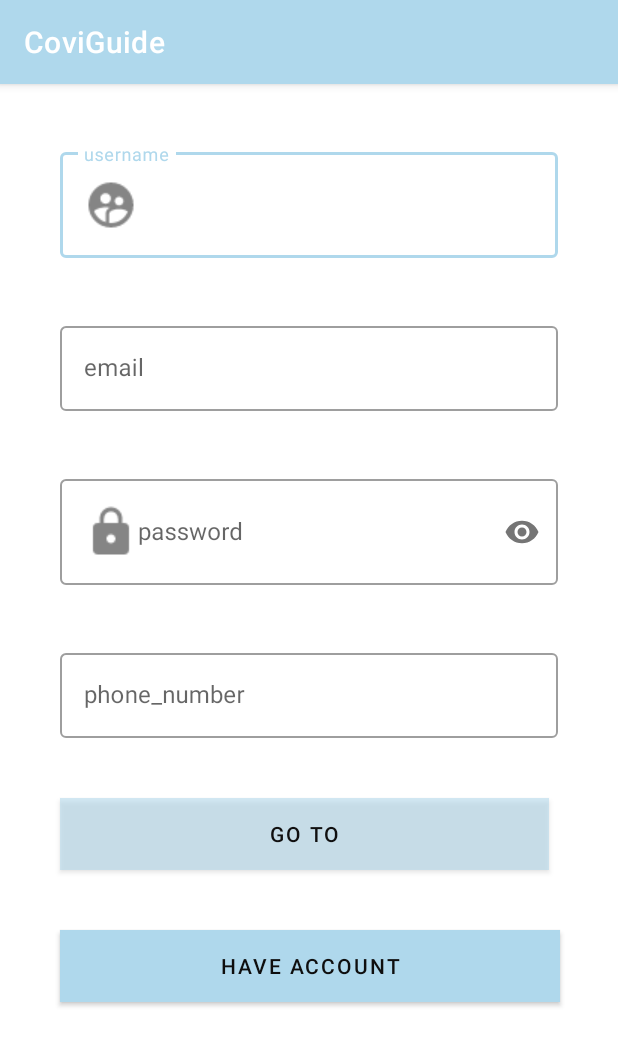
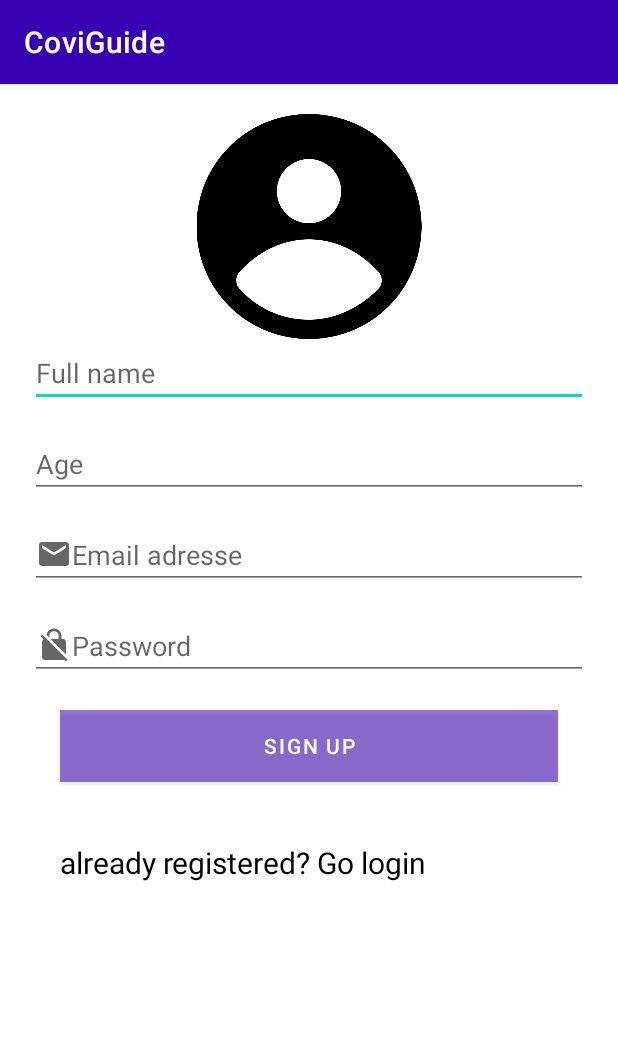
Before and after one commit to MarwaBD/AndroidProject, an Android app: the SignUp screen opened directly, with no data from a screen before it, on a phone screen of 412 x 824 dp. Shown: the top 1046 px of the screen. Run offline under Robolectric (Android 15) with nearby library versions, the phone set to English and light mode, and no system bars; our stand-ins replace Firebase (no records; nobody signed in at launch, a user with empty details on screens opened directly).

Commit message:
Signup and Signin with firebase

```diff
--- a/app/build.gradle
+++ b/app/build.gradle
@@ -34,7 +34,7 @@ dependencies {
     implementation 'androidx.appcompat:appcompat:1.2.0'
     implementation 'com.google.android.material:material:1.2.1'
     implementation 'androidx.constraintlayout:constraintlayout:2.0.4'
-    implementation 'com.google.firebase:firebase-database:19.2.1'
+    implementation 'com.google.firebase:firebase-database:19.6.0'
     implementation 'com.google.firebase:firebase-auth:19.2.0'
     testImplementation 'junit:junit:4.+'
     androidTestImplementation 'androidx.test.ext:junit:1.1.2'
--- a/app/src/main/java/com/mma/coviguide/MainActivity.java
+++ b/app/src/main/java/com/mma/coviguide/MainActivity.java
@@ -19,7 +19,7 @@ public class MainActivity extends AppCompatActivity {
         button.setOnClickListener(new View.OnClickListener() {
             @Override
             public void onClick(View v) {
-                Intent intent = new Intent(MainActivity.this,Home.class);
+                Intent intent = new Intent(MainActivity.this,Login.class);
                 startActivity(intent);
                 Toast.makeText(MainActivity.this,"Welcom",Toast.LENGTH_SHORT).show();
             }
--- /dev/null
+++ b/app/src/main/res/drawable/ic_baseline_email_24.xml
@@ -0,0 +1,10 @@
+<vector xmlns:android="http://schemas.android.com/apk/res/android"
+    android:width="24dp"
+    android:height="24dp"
+    android:viewportWidth="24"
+    android:viewportHeight="24"
+    android:tint="?attr/colorControlNormal">
+  <path
+      android:fillColor="@android:color/white"
+      android:pathData="M20,4L4,4c-1.1,0 -1.99,0.9 -1.99,2L2,18c0,1.1 0.9,2 2,2h16c1.1,0 2,-0.9 2,-2L22,6c0,-1.1 -0.9,-2 -2,-2zM20,8l-8,5 -8,-5L4,6l8,5 8,-5v2z"/>
+</vector>
--- /dev/null
+++ b/app/src/main/res/drawable/ic_baseline_no_encryption_24.xml
@@ -0,0 +1,10 @@
+<vector xmlns:android="http://schemas.android.com/apk/res/android"
+    android:width="24dp"
+    android:height="24dp"
+    android:viewportWidth="24"
+    android:viewportHeight="24"
+    android:tint="?attr/colorControlNormal">
+  <path
+      android:fillColor="@android:color/white"
+      android:pathData="M21,21.78L4.22,5 3,6.22l2.04,2.04C4.42,8.6 4,9.25 4,10v10c0,1.1 0.9,2 2,2h12c0.23,0 0.45,-0.05 0.66,-0.12L19.78,23 21,21.78zM8.9,6c0,-1.71 1.39,-3.1 3.1,-3.1s3.1,1.39 3.1,3.1v2H9.66L20,18.34V10c0,-1.1 -0.9,-2 -2,-2h-1V6c0,-2.76 -2.24,-5 -5,-5 -2.56,0 -4.64,1.93 -4.94,4.4L8.9,7.24V6z"/>
+</vector>
--- a/app/src/main/res/layout/activity_how_to_protect.xml
+++ b/app/src/main/res/layout/activity_how_to_protect.xml
@@ -40,8 +40,8 @@
                     <TextView
                         android:layout_width="wrap_content"
                         android:layout_height="wrap_content"
-                        android:text="Use Mask"
-                        android:textSize="25dp"
+                        android:text="@string/use_mask"
+                        android:textSize="25sp"
                         android:textAlignment="center"
                         android:textColor="@color/black" />
 
--- a/app/src/main/res/layout/activity_sign_up.xml
+++ b/app/src/main/res/layout/activity_sign_up.xml
@@ -1,95 +1,82 @@
 <?xml version="1.0" encoding="utf-8"?>
 <ScrollView
     xmlns:android="http://schemas.android.com/apk/res/android"
-    xmlns:app="http://schemas.android.com/apk/res-auto"
     android:layout_width="match_parent"
     android:layout_height="match_parent"
     android:fillViewport="true">
-    <LinearLayout
+    <RelativeLayout
         android:layout_width="match_parent"
         android:layout_height="wrap_content"
         android:background="#fff"
         android:orientation="vertical"
         android:padding="20dp">
 
-        <com.google.android.material.textfield.TextInputLayout
-            android:id="@+id/reg_username"
-            style="@style/Widget.MaterialComponents.TextInputLayout.OutlinedBox"
+        <ImageView
+            android:id="@+id/SignupImage"
+            android:layout_width="wrap_content"
+            android:layout_height="150sp"
+            android:src="@drawable/signup"/>
+
+        <EditText
+            android:layout_below="@+id/SignupImage"
+            android:id="@+id/fullName"
             android:layout_width="match_parent"
-            android:layout_margin="20dp"
             android:layout_height="wrap_content"
-            android:hint="@string/username">
+            android:hint="@string/full_name"
+             />
+        <EditText
+            android:id="@+id/age"
+            android:layout_below="@+id/fullName"
+            android:layout_width="match_parent"
+            android:layout_height="wrap_content"
+            android:hint="@string/age"
+            android:layout_marginTop="15sp"
+            />
 
-            <com.google.android.material.textfield.TextInputEditText
-                android:layout_width="match_parent"
-                android:layout_height="wrap_content"
-                android:drawableStart="@drawable/ic_action_username" />
-        </com.google.android.material.textfield.TextInputLayout>
 
-        <com.google.android.material.textfield.TextInputLayout
-            android:id="@+id/reg_email"
-            style="@style/Widget.MaterialComponents.TextInputLayout.OutlinedBox"
+        <EditText
+            android:id="@+id/Email"
+            android:layout_below="@+id/age"
+            android:layout_width="match_parent"
+            android:layout_height="wrap_content"
+            android:hint="@string/email_adresse"
+            android:drawableStart="@drawable/ic_baseline_email_24"
+            android:layout_marginTop="15sp"/>
+
+
+        <EditText
+            android:id="@+id/Password"
+            android:layout_below="@+id/Email"
+            android:layout_width="match_parent"
+            android:layout_height="wrap_content"
+            android:hint="@string/pwd"
+            android:drawableStart="@drawable/ic_baseline_no_encryption_24"
+            android:inputType="textPassword"
+            android:layout_marginTop="15sp"/>
+
+        <Button
+            android:id="@+id/registerUser"
+            android:layout_below="@id/Password"
             android:layout_width="match_parent"
             android:layout_height="wrap_content"
             android:layout_margin="20dp"
-            android:hint="@string/email">
+            android:background="#88BAE682"
+            android:text="@string/sign_up1"
+            android:layout_marginTop="15sp"
+             />
 
-            <com.google.android.material.textfield.TextInputEditText
-                android:layout_width="match_parent"
-                android:layout_height="wrap_content"
-                android:inputType="textEmailAddress" />
-        </com.google.android.material.textfield.TextInputLayout>
-
-        <com.google.android.material.textfield.TextInputLayout
-            android:id="@+id/reg_password"
-            style="@style/Widget.MaterialComponents.TextInputLayout.OutlinedBox"
+        <TextView
+            android:id="@+id/banner"
             android:layout_width="match_parent"
             android:layout_height="wrap_content"
+            android:layout_below="@id/registerUser"
+            android:text="@string/register_text"
+            android:textColor="@color/black"
+            android:textSize="20sp"
             android:layout_margin="20dp"
-            android:hint="@string/password"
-            app:passwordToggleEnabled="true">
-
-            <com.google.android.material.textfield.TextInputEditText
-                android:layout_width="match_parent"
-                android:layout_height="wrap_content"
-                android:drawableStart="@drawable/ic_action_password"
-
-                android:inputType="textPassword" />
-        </com.google.android.material.textfield.TextInputLayout>
-
-        <com.google.android.material.textfield.TextInputLayout
-            android:id="@+id/reg_phone_number"
-            style="@style/Widget.MaterialComponents.TextInputLayout.OutlinedBox"
-            android:layout_width="match_parent"
-            android:layout_height="wrap_content"
-            android:layout_margin="20dp"
-            android:hint="@string/phone_number">
-
-            <com.google.android.material.textfield.TextInputEditText
-                android:layout_width="match_parent"
-                android:layout_height="wrap_content"
-                android:drawablePadding="5dp"
-                android:inputType="number" />
-        </com.google.android.material.textfield.TextInputLayout>
-
-        <Button
-            android:id="@+id/go_btn"
-            android:layout_width="326dp"
-            android:layout_height="wrap_content"
-            android:layout_margin="20dp"
-            android:background="#88BAE682"
-            android:text="@string/go_to"
-            android:textColor="#100F0F" />
-
-        <Button
-            android:id="@+id/alredy_have_btn"
-            android:layout_width="333dp"
-            android:layout_height="wrap_content"
-            android:layout_margin="20dp"
-            android:background="#F46E45"
-            android:text="@string/have_account"
-            android:textColor="#0E0E0E" />
+            />
 
 
-    </LinearLayout>
+
+    </RelativeLayout>
 </ScrollView>
--- a/app/src/main/res/menu/main_menu.xml
+++ b/app/src/main/res/menu/main_menu.xml
@@ -2,7 +2,9 @@
 <menu xmlns:android="http://schemas.android.com/apk/res/android">
     <item android:id="@+id/menu_home"
         android:orderInCategory="100"
-        android:title="@string/Settings" />
+        android:title="@string/Settings"
+        android:drawableStart="@drawable/ic_baseline_settings_24"
+        />
     <item android:id="@+id/aboutApp"
         android:orderInCategory="100"
         android:title="@string/about" />
--- a/app/src/main/res/values/strings.xml
+++ b/app/src/main/res/values/strings.xml
@@ -36,7 +36,7 @@
     <string name="eat_healthy">Eat healthy</string>
     <string name="menu">menu</string>
     <string name="isolation_image">isolation image</string>
-    <string name="action1">action1</string>
+    <string name="action1">Stay home 14 days</string>
     <string name="avoid_image">avoid_image</string>
     <string name="do_not_welcome_visitors">do not welcome visitors</string>
     <string name="clean_image">clean_image</string>
@@ -62,4 +62,15 @@
     <string name="home_isolation">Home isolation</string>
     <string name="about">About</string>
     <string name="change_language">Change Language</string>
+    <string name="full_name">Full name</string>
+    <string name="age">Age</string>
+    <string name="email_adresse">Email adresse</string>
+    <string name="pwd">Password</string>
+    <string name="sign_up1">Sign up</string>
+    <string name="register_text">already registered? Go login</string>
+    <string name="sign_in1">Sign in</string>
+    <string name="register">register</string>
+    <string name="forget_password">Forget password</string>
+    <string name="remember_me">Remember me</string>
+    <string name="use_mask">Use Mask</string>
 </resources>
--- a/app/src/main/res/values/themes.xml
+++ b/app/src/main/res/values/themes.xml
@@ -2,7 +2,7 @@
     <!-- Base application theme. -->
     <style name="Theme.CoviGuide" parent="Theme.MaterialComponents.DayNight.DarkActionBar">
         <!-- Primary brand color. -->
-        <item name="colorPrimary">#AFD8EC</item>
+        <item name="colorPrimary">@color/purple_700</item>
         <item name="colorPrimaryVariant">@color/purple_700</item>
         <item name="colorOnPrimary">@color/white</item>
         <!-- Secondary brand color. -->
--- a/build.gradle
+++ b/build.gradle
@@ -6,7 +6,7 @@ buildscript {
     }
     dependencies {
         classpath "com.android.tools.build:gradle:4.1.1"
-        classpath 'com.google.gms:google-services:4.3.3'
+        classpath 'com.google.gms:google-services:4.3.4'
 
         // NOTE: Do not place your application dependencies here; they belong
         // in the individual module build.gradle files
```
Also changed, not shown: app/src/main/java/com/mma/coviguide/Login.java (+95 -9 lines), app/src/main/java/com/mma/coviguide/SignUp.java (+98 -103 lines), app/src/main/java/com/mma/coviguide/User.java (added, +13 -0 lines), app/src/main/res/drawable/ic_baseline_settings_24.xml (added, +10 -0 lines), app/src/main/res/layout/activity_about_app.xml (+6 -5 lines), app/src/main/res/layout/activity_home_isolation.xml (+4 -6 lines), app/src/main/res/layout/activity_login.xml (+65 -92 lines), app/src/main/res/drawable/login.png (added), app/src/main/res/drawable/signup.png (added), 2 other files.
